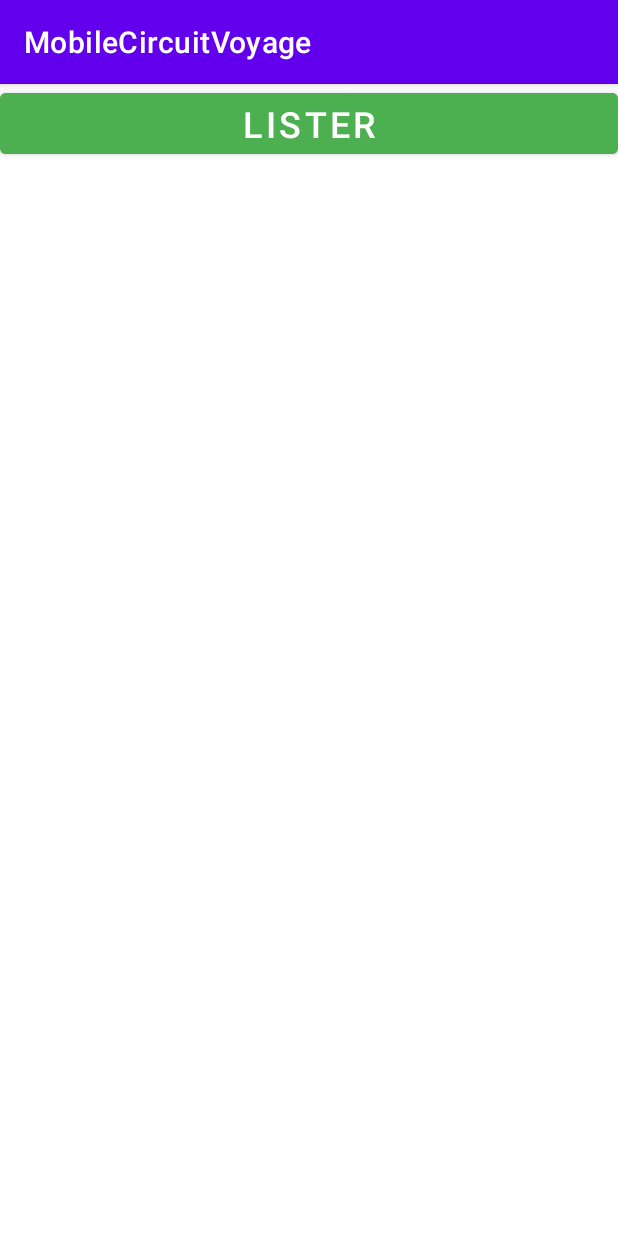
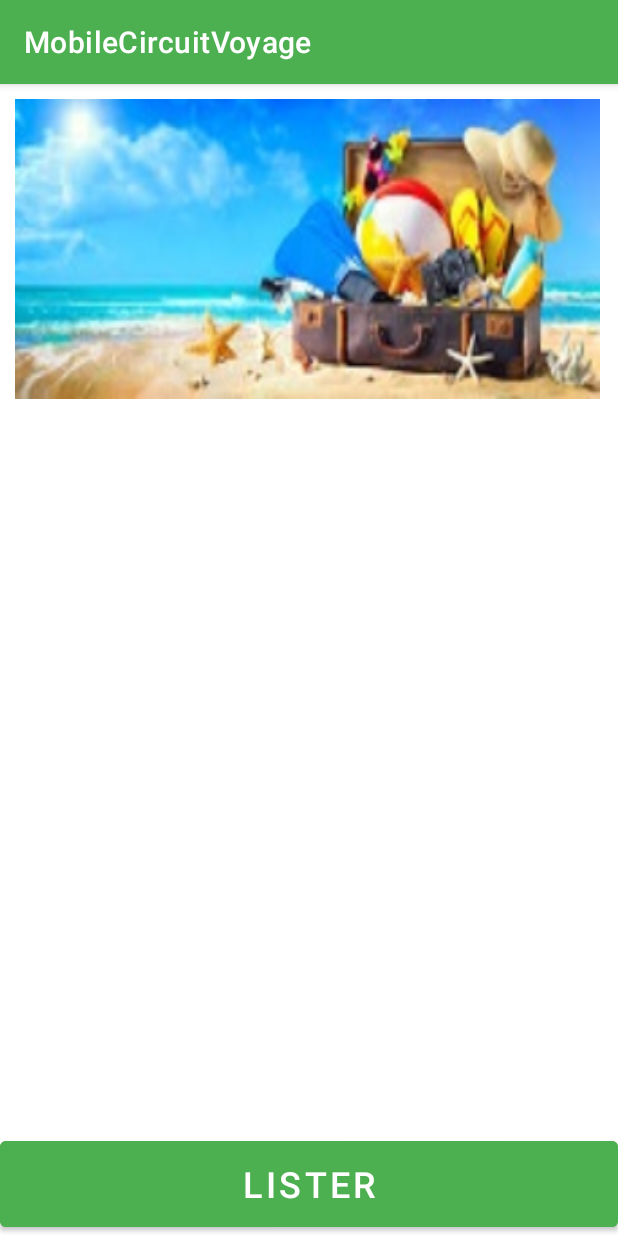
Before and after one commit to Hamid-Atrous/Mobile_CircuitVoyage, an Android app: the screen it shows after launch (GestionCircuit), on a phone screen of 412 x 824 dp. Run offline under Robolectric (Android 15) with nearby library versions, the phone set to English and light mode, and no system bars.

Commit message:
home ft 1

```diff
--- a/app/src/main/res/layout/activity_gestion_circuit.xml
+++ b/app/src/main/res/layout/activity_gestion_circuit.xml
@@ -1,27 +1,50 @@
 <?xml version="1.0" encoding="utf-8"?>
-<androidx.constraintlayout.widget.ConstraintLayout
+<LinearLayout
     xmlns:android="http://schemas.android.com/apk/res/android"
     xmlns:app="http://schemas.android.com/apk/res-auto"
     xmlns:tools="http://schemas.android.com/tools"
     android:layout_width="match_parent"
-    android:layout_height="match_parent">
-
+    android:orientation="horizontal"
+    android:layout_height="match_parent"
+    tools:ignore="MissingClass">
 
     <LinearLayout
         android:layout_width="match_parent"
         android:layout_height="match_parent"
-        android:orientation="horizontal"
-        tools:layout_editor_absoluteX="195dp"
-        tools:layout_editor_absoluteY="331dp">
+        android:orientation="vertical">
 
-        <Button
-            android:id="@+id/blister"
+        <LinearLayout
             android:layout_width="match_parent"
-            android:layout_height="wrap_content"
-            android:text="Lister"
-            android:textSize="24sp"
-            android:backgroundTint="#4CAF50"
-            />
+            android:layout_height="match_parent"
+            android:layout_weight="1"
+            android:orientation="horizontal">
+            <ImageView
+                android:id="@+id/photo"
+                android:layout_width="390dp"
+                android:layout_marginTop="10dp"
+                android:layout_marginBottom="10dp"
+                android:layout_marginLeft="10dp"
+                android:layout_marginRight="10dp"
+                android:layout_height="200dp"
+                android:src="@drawable/images1"
+                android:scaleType="fitXY"/>
+        </LinearLayout>
+
+        <LinearLayout
+            android:layout_width="match_parent"
+            android:layout_height="match_parent"
+            android:layout_weight="10"
+            android:orientation="horizontal">
+
+            <Button
+                android:id="@+id/blister"
+                android:layout_width="match_parent"
+                android:layout_height="match_parent"
+                android:backgroundTint="#4CAF50"
+                android:text="Lister"
+                android:textSize="24sp" />
+        </LinearLayout>
 
     </LinearLayout>
-</androidx.constraintlayout.widget.ConstraintLayout>
+
+</LinearLayout>
--- a/app/src/main/res/values/colors.xml
+++ b/app/src/main/res/values/colors.xml
@@ -1,8 +1,8 @@
 <?xml version="1.0" encoding="utf-8"?>
 <resources>
     <color name="purple_200">#FFBB86FC</color>
-    <color name="purple_500">#FF6200EE</color>
-    <color name="purple_700">#FF3700B3</color>
+    <color name="purple_500">#4CAF50</color>
+    <color name="purple_700">#37252425</color>
     <color name="teal_200">#FF03DAC5</color>
     <color name="teal_700">#FF018786</color>
     <color name="black">#FF000000</color>
```
Also changed, not shown: app/src/main/java/com/example/mobilecircuitvoyage/GestionCircuit.java (+2 -16 lines), app/src/main/java/com/example/mobilecircuitvoyage/ListerActivity.java (+3 -11 lines), app/src/main/res/layout/activity_lister.xml (+5 -2 lines), app/src/main/res/layout/lister_membre_map.xml (+10 -9 lines), app/src/main/res/drawable-v24/avatar.png, app/src/main/res/drawable-v24/images1.jpg (added).
